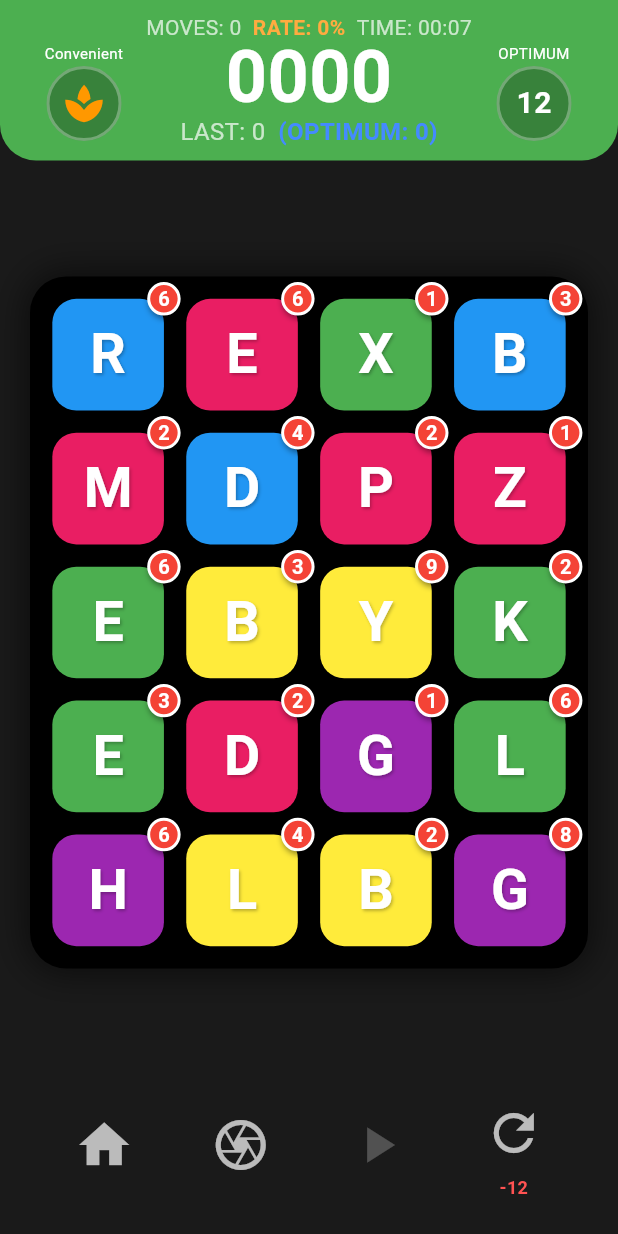
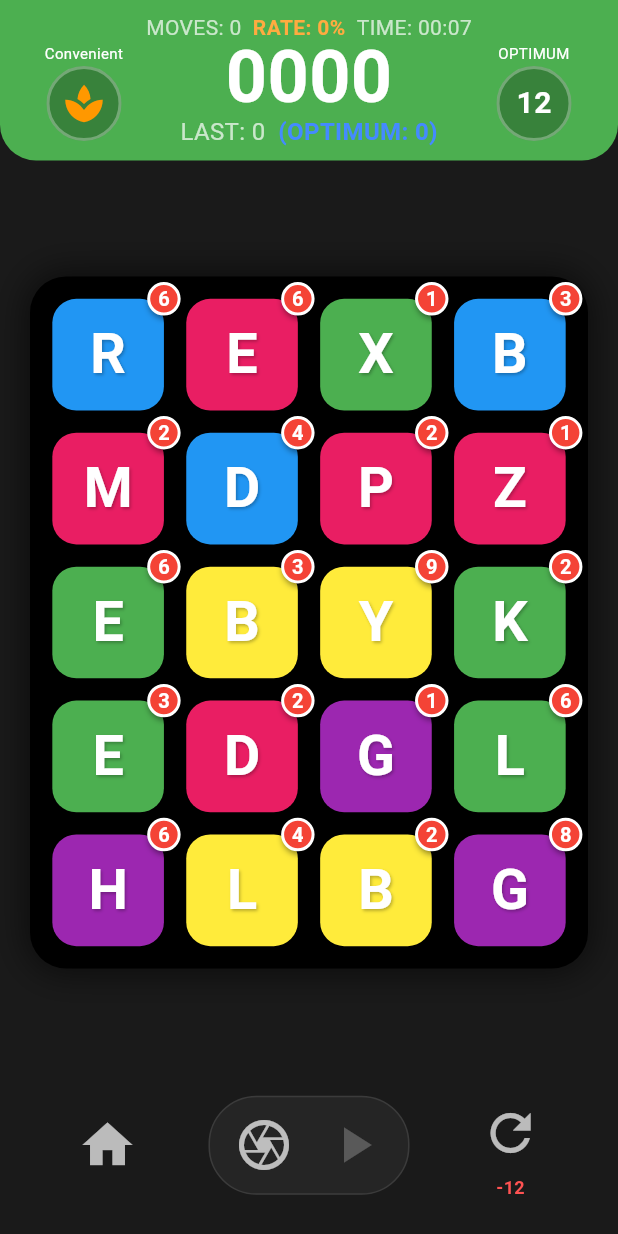
Before and after one commit to RettPop/badger, a Flutter app: the screen it shows after launch, on a phone screen of 412 x 824 dp. Run offline on Flutter 3.47's test engine with Material 3 defaults, Android fonts, the phone set to English and light mode, and no system bars; our stand-ins replace package_info_plus.

Commit message:
Compact top bar and group snapshot controls in bottom bar
- Reduced vertical spacing in top bar for compact layout
- Side icons aligned to top of score row
- Snapshot and continue buttons grouped in a pill container

Co-Authored-By: Claude Opus 4.6 (1M context) <noreply@anthropic.com>

```diff
--- a/lib/presentation/screens/game_screen.dart
+++ b/lib/presentation/screens/game_screen.dart
@@ -216,6 +216,16 @@ class _GameScreenState extends State<GameScreen> {
             icon: const Icon(Icons.home, color: Colors.white70, size: 40),
             onPressed: _showModeSelectionDialog,
           ),
+          Container(
+            padding: const EdgeInsets.symmetric(horizontal: 8, vertical: 4),
+            decoration: BoxDecoration(
+              color: Colors.white.withValues(alpha: 0.05),
+              borderRadius: BorderRadius.circular(32),
+              border: Border.all(color: Colors.white10, width: 1),
+            ),
+            child: Row(
+              mainAxisSize: MainAxisSize.min,
+              children: [
                 IconButton(
                   icon: Icon(
                     _gameState.isSnapshotMode ? Icons.camera : Icons.camera_outlined,
@@ -226,6 +236,7 @@ class _GameScreenState extends State<GameScreen> {
                   ),
                   onPressed: () => _gameState.toggleSnapshotMode(),
                 ),
+                const SizedBox(width: 4),
                 IconButton(
                   icon: Icon(
                     Icons.play_arrow,
@@ -237,6 +248,9 @@ class _GameScreenState extends State<GameScreen> {
                   onPressed: _gameState.isPausedForSnapshot
                       ? () => _gameState.continueFromSnapshot()
                       : null,
+                ),
+              ],
+            ),
           ),
           Column(
             mainAxisSize: MainAxisSize.min,
```
Lines whose indentation alone changed are shown as unchanged.
